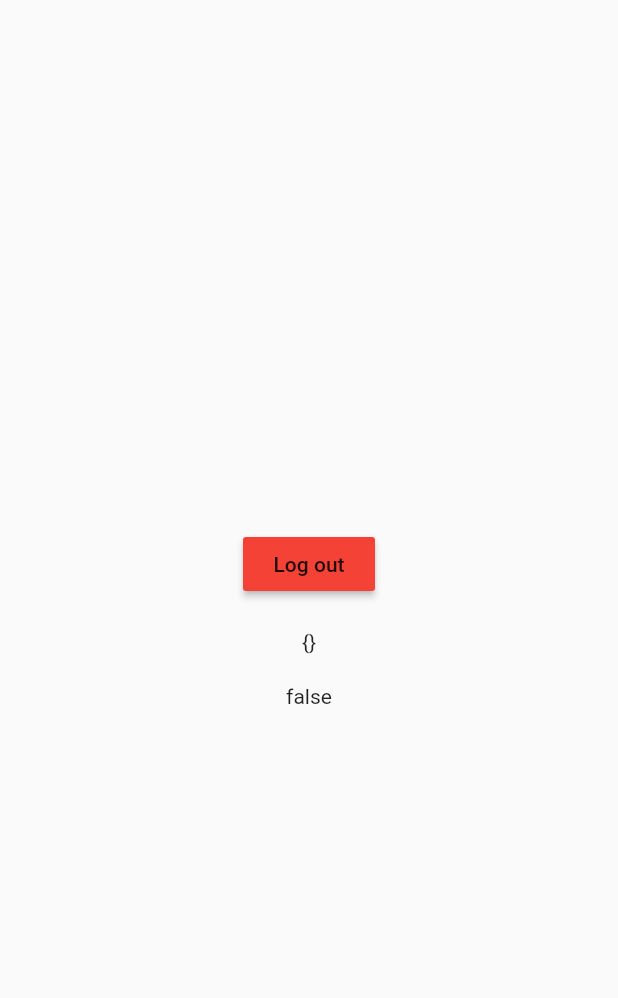
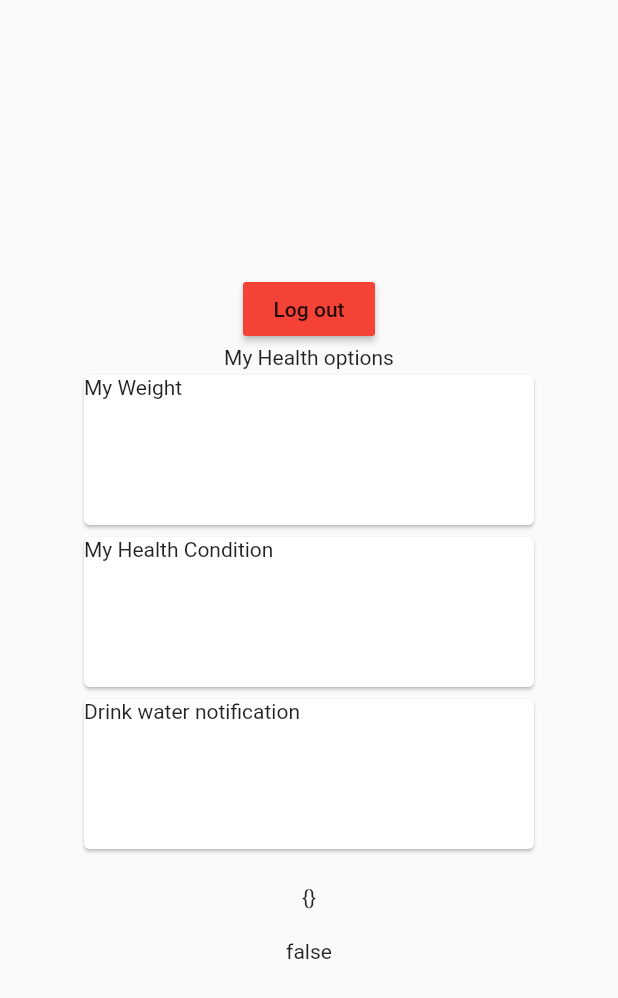
Before and after one commit to ChisengaSol/HealthyCheckMobileApp, a Flutter app: the UserDetails screen opened directly, on a phone screen of 412 x 824 dp. Shown: the top 998 px of the screen. Run offline on Flutter 3.47's test engine with Material 2 defaults, Android fonts, the phone set to English and light mode, and no system bars; our stand-ins replace cloud_firestore, firebase_auth, firebase_core, flutter_local_notifications, google_sign_in and 2 more; missing offline and left inert: dart:ffi; accounts and stored records are empty.

Commit message:
28/04/2021 2nd  commit

```diff
--- /dev/null
+++ b/lib/models/weights_model.dart
@@ -0,0 +1,4 @@
+class Weights {
+  final String weight;
+  Weights(this.weight);
+}
--- a/lib/user_details.dart
+++ b/lib/user_details.dart
@@ -1,5 +1,9 @@
 import 'package:flutter/material.dart';
 import 'package:healthycheck/auth.dart';
+import 'package:healthycheck/health_condition.dart';
+import 'package:healthycheck/ui/pages/health_details.dart';
+import 'package:healthycheck/water_reminder.dart';
+import 'package:healthycheck/weight_screen.dart';
 
 class UserDetails extends StatefulWidget {
   @override
@@ -15,15 +19,12 @@ class _UserDetailsState extends State<UserDetails> {
       //    child: SignUpWidget(),
       //  ),
       body: Center(
-
         child: Column(
           mainAxisAlignment: MainAxisAlignment.center,
           children: <Widget>[
             LoginButton(),
             UserProfile(),
-
           ],
-
         ),
       ),
     );
@@ -67,11 +68,74 @@ class LoginButton extends StatelessWidget {
       stream: authService.user,
       builder: (context, snapshot) {
         if (snapshot.hasData) {
-
-          return MaterialButton(
-            onPressed: () => authService.signOut(),
-            color: Colors.red,
-            child: Text("Log out"),
+          // return MaterialButton(
+          //   onPressed: () => authService.signOut(),
+          //   color: Colors.red,
+          //   child: Text("Log out"),
+          // );
+          return Column(
+            children: <Widget>[
+              MaterialButton(
+                onPressed: () => authService.signOut(),
+                color: Colors.red,
+                child: Text("Log out"),
+              ),
+              Text("My Health options"),
+              Card(
+                child: InkWell(
+                  splashColor: Colors.blue.withAlpha(30),
+                  onTap: () {
+                  Navigator.push(
+                    context,
+                    MaterialPageRoute(
+                      builder: (context) => WeightsScreen(),
+                    ),
+                  );
+                },
+                  child: const SizedBox(
+                    width: 300,
+                    height: 100,
+                    child: Text('My Weight'),
+                  ),
+                ),
+              ),
+              Card(
+                child: InkWell(
+                  splashColor: Colors.blue.withAlpha(30),
+                  onTap: () {
+                  Navigator.push(
+                    context,
+                    MaterialPageRoute(
+                      builder: (context) => MyHealthCondition(),
+                    ),
+                  );
+                },
+                  child: const SizedBox(
+                    width: 300,
+                    height: 100,
+                    child: Text('My Health Condition'),
+                  ),
+                ),
+              ),
+              Card(
+                child: InkWell(
+                  splashColor: Colors.blue.withAlpha(30),
+                  onTap: () {
+                    Navigator.push(
+                    context,
+                    MaterialPageRoute(
+                      builder: (context) => DrinkWaterReminder(),
+                    ),
+                  );
+                  },
+                  child: const SizedBox(
+                    width: 300,
+                    height: 100,
+                    child: Text('Drink water notification'),
+                  ),
+                ),
+              ),
+            ],
           );
         } else {
           return MaterialButton(
@@ -79,7 +143,6 @@ class LoginButton extends StatelessWidget {
             child: Text("Login with google account"),
             color: Colors.black12,
           );
-
         }
       },
     );
```
Also changed, not shown: lib/health_condition.dart (added, +16 -0 lines), lib/ui/pages/health_details.dart (added, +16 -0 lines), lib/ui/pages/profile_screen.dart (+9 -9 lines), lib/water_reminder.dart (added, +145 -0 lines), lib/weight_screen.dart (added, +78 -0 lines), pubspec.yaml (+8 -3 lines), pubspec.lock, 3 other files.
